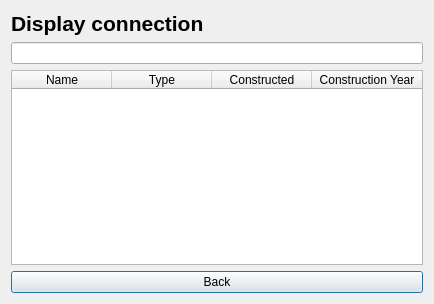
AndriM/Vika3, file displaysciconnection.ui: the form before one commit.
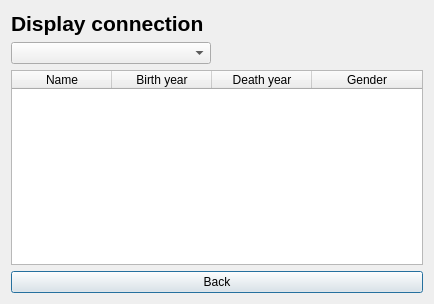
The form after the commit.

The edit to the form file:
```diff
--- a/displaysciconnection.ui
+++ b/displaysciconnection.ui
@@ -28,9 +28,6 @@
      </property>
     </widget>
    </item>
-   <item row="1" column="0">
-    <widget class="QLineEdit" name="lineEdit"/>
-   </item>
    <item row="2" column="0">
     <widget class="QTableWidget" name="sci_table">
      <property name="editTriggers">
@@ -58,17 +55,17 @@
      </column>
      <column>
       <property name="text">
-       <string>Type</string>
+       <string>Birth year</string>
       </property>
      </column>
      <column>
       <property name="text">
-       <string>Constructed</string>
+       <string>Death year</string>
       </property>
      </column>
      <column>
       <property name="text">
-       <string>Construction Year</string>
+       <string>Gender</string>
       </property>
      </column>
     </widget>
@@ -80,6 +77,16 @@
      </property>
     </widget>
    </item>
+   <item row="1" column="0">
+    <widget class="QComboBox" name="comboBox">
+     <property name="maximumSize">
+      <size>
+       <width>200</width>
+       <height>16777215</height>
+      </size>
+     </property>
+    </widget>
+   </item>
   </layout>
  </widget>
  <resources/>
```
